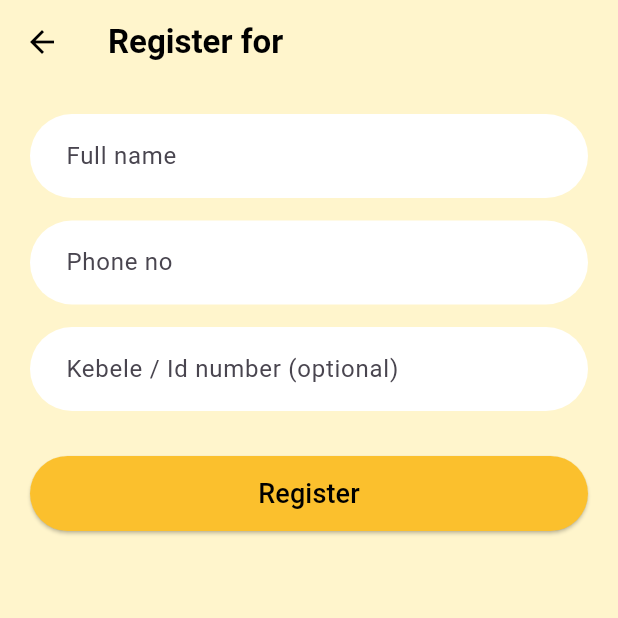
After one commit to HebronEnyew/WaitWise---Mobile-App-Assignment-, a Flutter app: the RegisterPage screen opened by its route, on a phone screen of 412 x 824 dp, the top half of it. The commit adds this screen. Run offline on Flutter 3.47's test engine with Material 3 defaults, Android fonts, the phone set to English and light mode, and no system bars.

Commit message:
register page initial commit

```diff
--- a/lib/main.dart
+++ b/lib/main.dart
@@ -1,19 +1,25 @@
 import 'package:flutter/material.dart';
 import 'package:wait_wise/pages/homepage.dart';
 import 'package:wait_wise/pages/servicepage.dart';
+//kal
+
+import 'package:wait_wise/pages/registerPage.dart';
 
 void main() {
   runApp(App());
 }
 
 class App extends StatelessWidget {
+  const App({super.key});
+
   @override
   Widget build(BuildContext context) {
     return MaterialApp(
       debugShowCheckedModeBanner: false,
       routes: {
         "/": (context) => HomePage(),
-        "/service": (context) => ServicePage(),
+        "/service": (context) => ServicePage(), //kal
+        "/register": (context) => const RegisterPage(serviceName: ""),
       },
     );
   }
--- a/lib/pages/homepage.dart
+++ b/lib/pages/homepage.dart
@@ -1,6 +1,8 @@
 import 'package:flutter/material.dart';
 
 class HomePage extends StatelessWidget {
+  const HomePage({super.key});
+
   @override
   Widget build(BuildContext context) {
     return Scaffold(
--- /dev/null
+++ b/lib/pages/registerPage.dart
@@ -0,0 +1,84 @@
+import 'package:flutter/material.dart';
+
+class RegisterPage extends StatelessWidget {
+  final String serviceName;
+
+  const RegisterPage({super.key, required this.serviceName});
+
+  @override
+  Widget build(BuildContext context) {
+    return Scaffold(
+      backgroundColor: const Color(0xFFFFF5CC),
+
+      appBar: AppBar(
+        backgroundColor: const Color(0xFFFFF5CC),
+        elevation: 0,
+        leading: IconButton(
+          icon: const Icon(Icons.arrow_back, color: Colors.black),
+          onPressed: () => Navigator.pop(context),
+        ),
+        title: Text(
+          "Register for $serviceName",
+          style: const TextStyle(
+            color: Colors.black,
+            fontWeight: FontWeight.bold,
+          ),
+        ),
+      ),
+
+      body: Padding(
+        padding: const EdgeInsets.all(20),
+        child: Column(
+          children: [
+            _buildInputField("Full name"),
+            const SizedBox(height: 15),
+
+            _buildInputField("Phone no"),
+            const SizedBox(height: 15),
+
+            _buildInputField("Kebele / Id number (optional)"),
+            const SizedBox(height: 30),
+
+            SizedBox(
+              width: double.infinity,
+              height: 50,
+              child: ElevatedButton(
+                style: ElevatedButton.styleFrom(
+                  backgroundColor: Colors.yellow[700],
+                  shape: RoundedRectangleBorder(
+                    borderRadius: BorderRadius.circular(30),
+                  ),
+                ),
+                onPressed: () {
+                  // later you can navigate to confirmation page
+                },
+                child: const Text(
+                  "Register",
+                  style: TextStyle(color: Colors.black, fontSize: 18),
+                ),
+              ),
+            ),
+          ],
+        ),
+      ),
+    );
+  }
+
+  Widget _buildInputField(String hint) {
+    return TextField(
+      decoration: InputDecoration(
+        hintText: hint,
+        filled: true,
+        fillColor: Colors.white,
+        contentPadding: const EdgeInsets.symmetric(
+          horizontal: 20,
+          vertical: 16,
+        ),
+        border: OutlineInputBorder(
+          borderRadius: BorderRadius.circular(30),
+          borderSide: BorderSide.none,
+        ),
+      ),
+    );
+  }
+}
--- a/lib/pages/servicepage.dart
+++ b/lib/pages/servicepage.dart
@@ -1,6 +1,10 @@
 import 'package:flutter/material.dart';
+//kal
+import 'package:wait_wise/pages/registerPage.dart';
 
 class ServicePage extends StatefulWidget {
+  const ServicePage({super.key});
+
   @override
   _ServicePageState createState() => _ServicePageState();
 }
@@ -25,8 +29,10 @@ class _ServicePageState extends State<ServicePage> {
           icon: Icon(Icons.arrow_back, color: Colors.black),
           onPressed: () => Navigator.pop(context),
         ),
-        title: Text("Select service",
-            style: TextStyle(color: Colors.black, fontWeight: FontWeight.bold)),
+        title: Text(
+          "Select service",
+          style: TextStyle(color: Colors.black, fontWeight: FontWeight.bold),
+        ),
         centerTitle: false,
       ),
 
@@ -39,8 +45,17 @@ class _ServicePageState extends State<ServicePage> {
                 itemCount: services.length,
                 itemBuilder: (context, index) {
                   final service = services[index];
+                  //kal
                   return InkWell(
                     onTap: () {
+                      Navigator.push(
+                        context,
+                        MaterialPageRoute(
+                          builder: (_) => RegisterPage(
+                            serviceName: service["name"] as String,
+                          ),
+                        ),
+                      );
                     },
                     borderRadius: BorderRadius.circular(22),
                     child: _buildServiceCard(
@@ -49,6 +64,8 @@ class _ServicePageState extends State<ServicePage> {
                       service["time"],
                     ),
                   );
+
+                  //kal
                 },
               ),
             ),
@@ -85,16 +102,22 @@ class _ServicePageState extends State<ServicePage> {
               children: [
                 Row(
                   children: [
-                    Text(name,
+                    Text(
+                      name,
                       style: TextStyle(
-                            fontSize: 18, fontWeight: FontWeight.bold)),
+                        fontSize: 18,
+                        fontWeight: FontWeight.bold,
+                      ),
+                    ),
                     SizedBox(width: 8),
                     Icon(Icons.arrow_forward_ios, size: 14, color: Colors.grey),
                   ],
                 ),
                 SizedBox(height: 6),
-                Text("no of people waiting for this\nservice",
-                    style: TextStyle(fontSize: 13, color: Colors.black54)),
+                Text(
+                  "no of people waiting for this\nservice",
+                  style: TextStyle(fontSize: 13, color: Colors.black54),
+                ),
               ],
             ),
           ),
@@ -108,11 +131,12 @@ class _ServicePageState extends State<ServicePage> {
               border: Border.all(color: Colors.blue[200]!),
             ),
             child: Text(
-              "${queue}",
+              "$queue",
               style: TextStyle(
                 fontSize: 18,
                 fontWeight: FontWeight.bold,
-                  color: Colors.blue[700]),
+                color: Colors.blue[700],
+              ),
             ),
           ),
 
@@ -132,16 +156,18 @@ class _ServicePageState extends State<ServicePage> {
                   style: TextStyle(
                     fontSize: 10,
                     color: Colors.green[800],
-                      fontWeight: FontWeight.w500),
+                    fontWeight: FontWeight.w500,
+                  ),
                   textAlign: TextAlign.center,
                 ),
                 SizedBox(height: 2),
                 Text(
-                  "${time} min",
+                  "$time min",
                   style: TextStyle(
                     fontSize: 16,
                     color: Colors.green[800],
-                      fontWeight: FontWeight.bold),
+                    fontWeight: FontWeight.bold,
+                  ),
                 ),
               ],
             ),
@@ -169,14 +195,13 @@ class _ServicePageState extends State<ServicePage> {
         mainAxisAlignment: MainAxisAlignment.spaceAround,
         children: [
           IconButton(
-              onPressed: () {
-              },
-              icon: Icon(Icons.home_outlined, color: Colors.black, size: 30)),
+            onPressed: () {},
+            icon: Icon(Icons.home_outlined, color: Colors.black, size: 30),
+          ),
           IconButton(
-              onPressed: () {
-
-              },
-              icon: Icon(Icons.linear_scale, color: Colors.black, size: 30)),
+            onPressed: () {},
+            icon: Icon(Icons.linear_scale, color: Colors.black, size: 30),
+          ),
         ],
       ),
     );
```
Lines whose indentation alone changed are shown as unchanged.
